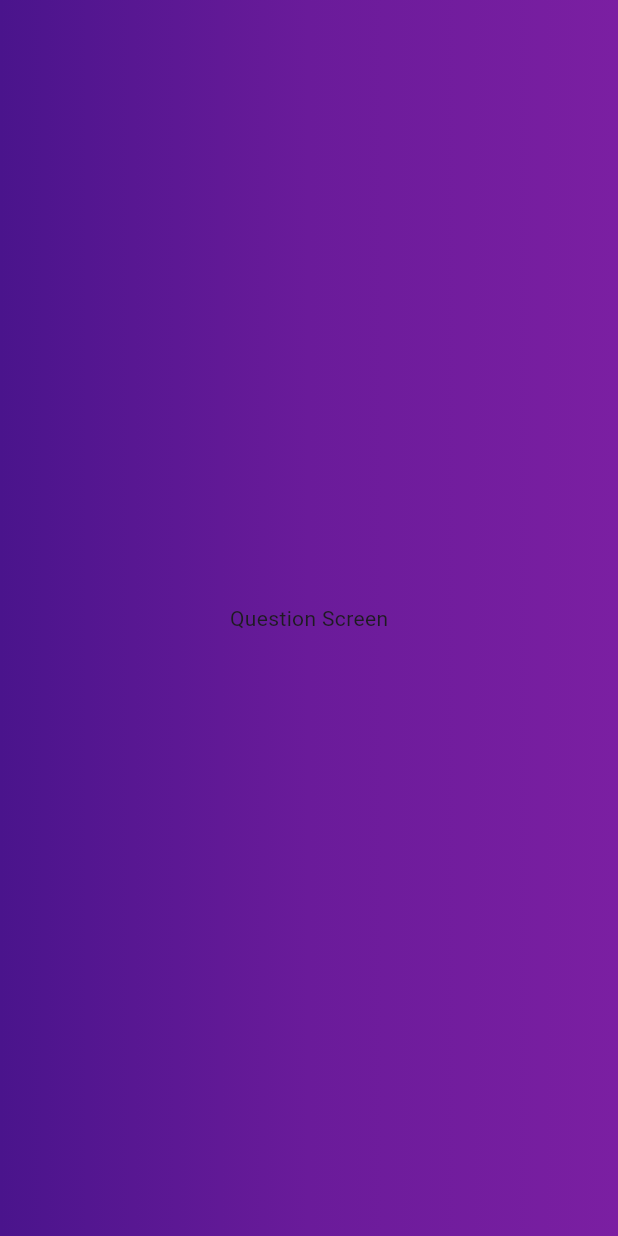
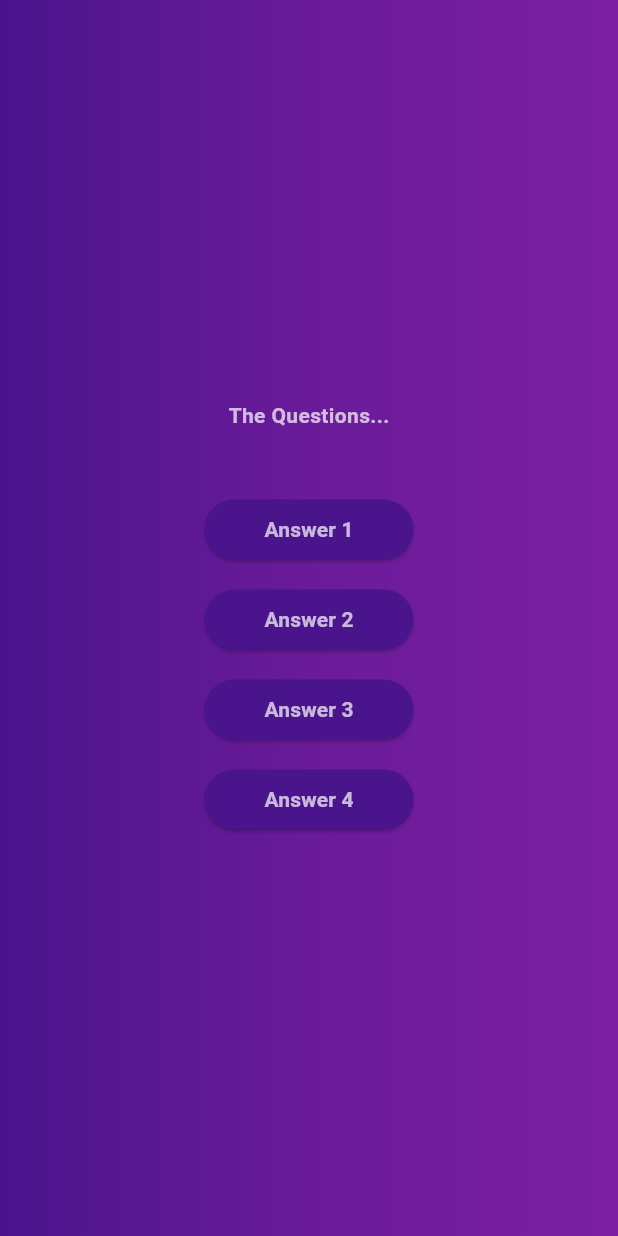
Before and after one commit to PrernaMi/Quiz-App, a Flutter app: the screen it shows after launch, after a tap on "Start Quiz", on a phone screen of 412 x 824 dp. Run offline on Flutter 3.47's test engine with Material 3 defaults, Android fonts, the phone set to English and light mode, and no system bars.

Commit message:
New Commit2

```diff
--- /dev/null
+++ b/lib/answer_button.dart
@@ -0,0 +1,23 @@
+import 'package:flutter/cupertino.dart';
+import 'package:flutter/material.dart';
+
+class answerButtom extends StatelessWidget{
+   answerButtom(this.text,{super.key});
+   String text;
+
+  @override
+  Widget build(BuildContext context) {
+    return Padding(
+      padding: const EdgeInsets.all(6.0),
+      child: ElevatedButton(onPressed: (){
+
+      }, child: Text(text,style: TextStyle(color: Colors.white70,fontWeight: FontWeight.bold),),
+        style: ElevatedButton.styleFrom(
+          padding: EdgeInsets.symmetric(vertical: 10,horizontal: 40),
+          backgroundColor: Colors.purple.shade900,
+          shape: RoundedRectangleBorder(borderRadius: BorderRadius.circular(40),),
+        ),
+      ),
+    );
+  }
+}
--- /dev/null
+++ b/lib/data/questions.dart
@@ -0,0 +1,55 @@
+import 'package:quiz_app_final/model/quiz_question.dart';
+
+const question = [
+  QuizQuestion(
+    'What are the main building blocks of Flutter UIs?',
+    [
+      'Widgets',
+      'Components',
+      'Blocks',
+      'Functions',
+    ],
+  ),
+  QuizQuestion('How are Flutter UIs built?', [
+    'By combining widgets in code',
+    'By combining widgets in a visual editor',
+    'By defining widgets in config files',
+    'By using XCode for iOS and Android Studio for Android',
+  ]),
+  QuizQuestion(
+    'What\'s the purpose of a StatefulWidget?',
+    [
+      'Update UI as data changes',
+      'Update data as UI changes',
+      'Ignore data changes',
+      'Render UI that does not depend on data',
+    ],
+  ),
+  QuizQuestion(
+    'Which widget should you try to use more often: StatelessWidget or StatefulWidget?',
+    [
+      'StatelessWidget',
+      'StatefulWidget',
+      'Both are equally good',
+      'None of the above',
+    ],
+  ),
+  QuizQuestion(
+    'What happens if you change data in a StatelessWidget?',
+    [
+      'The UI is not updated',
+      'The UI is updated',
+      'The closest StatefulWidget is updated',
+      'Any nested StatefulWidgets are updated',
+    ],
+  ),
+  QuizQuestion(
+    'How should you update data inside of StatefulWidgets?',
+    [
+      'By calling setState()',
+      'By calling updateData()',
+      'By calling updateUI()',
+      'By calling updateState()',
+    ],
+  ),
+];
--- /dev/null
+++ b/lib/model/quiz_question.dart
@@ -0,0 +1,7 @@
+class QuizQuestion{
+
+  const QuizQuestion(this.text,this.answer);
+  final String text;
+  final List<String> answer;
+
+}
--- a/lib/question_screen.dart
+++ b/lib/question_screen.dart
@@ -1,4 +1,7 @@
 import 'package:flutter/cupertino.dart';
+import 'package:flutter/material.dart';
+import 'package:quiz_app_final/answer_button.dart';
+import 'package:quiz_app_final/data/questions.dart';
 
 class question_Screen extends StatefulWidget{
   @override
@@ -10,7 +13,20 @@ class question_Screen extends StatefulWidget{
 class _question_State extends State<question_Screen>{
   @override
   Widget build(BuildContext context) {
-    return Center(child: Text("Question Screen"));
+    return Column(
+      mainAxisAlignment: MainAxisAlignment.center,
+      children: [
+        Padding(
+          padding: const EdgeInsets.all(6.0),
+          child: Text("The Questions...",style: TextStyle(color: Colors.white70,fontWeight: FontWeight.bold),),
+        ),
+        SizedBox(height: 30,),
+        answerButtom('Answer 1'),
+        answerButtom('Answer 2'),
+        answerButtom('Answer 3'),
+        answerButtom('Answer 4')
+      ],
+    );
   }
 
 }
--- a/lib/quiz.dart
+++ b/lib/quiz.dart
@@ -10,8 +10,8 @@ class Quiz extends StatefulWidget{
 }
 
 class _Quiz_State extends State<Quiz>{
-  var activeScreen = "active";
-  var change = "changed";
+  var activeScreen = "start-screen";
+  var change = "question-screen";
 
   void switchScreen(){
     setState(() {
@@ -20,7 +20,7 @@ class _Quiz_State extends State<Quiz>{
   }
   @override
   Widget build(BuildContext context) {
-    return activeScreen == "active" ? start_Screen(switchScreen) : question_Screen();
+    return activeScreen == 'start-screen'?start_Screen(switchScreen) : question_Screen();
   }
 
 }
```
